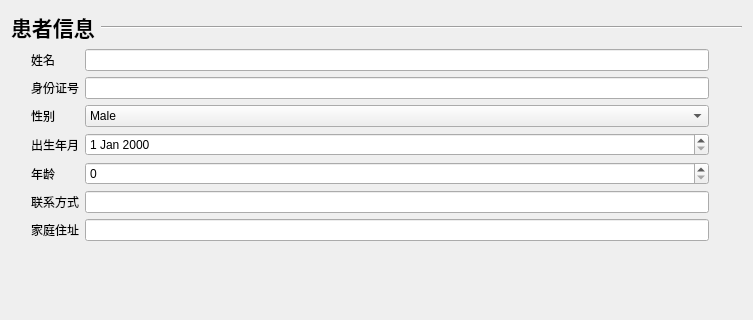
Before: the Qt Designer form code/patientinformationwidget.ui in laonuo2004/cpp-qt-medical-system, drawn with Qt 5; both pictures show x 0 to 753 and y 0 to 320 of the 753 by 811 pixel window.
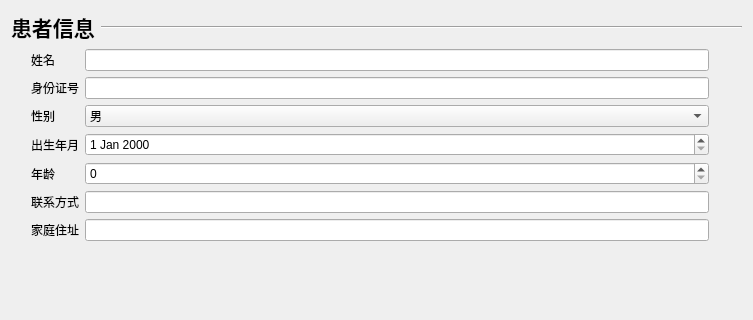
After: the same form once the commit is applied. Icons and pictures are not drawn.

Diff of the .ui file:
```diff
--- a/code/patientinformationwidget.ui
+++ b/code/patientinformationwidget.ui
@@ -86,7 +86,7 @@
         <widget class="QComboBox" name="GenderInput">
          <item>
           <property name="text">
-           <string>Male</string>
+           <string>男</string>
           </property>
          </item>
          <item>
```
Left out of the diff: 2 changed lines with no effect on the pictures.
